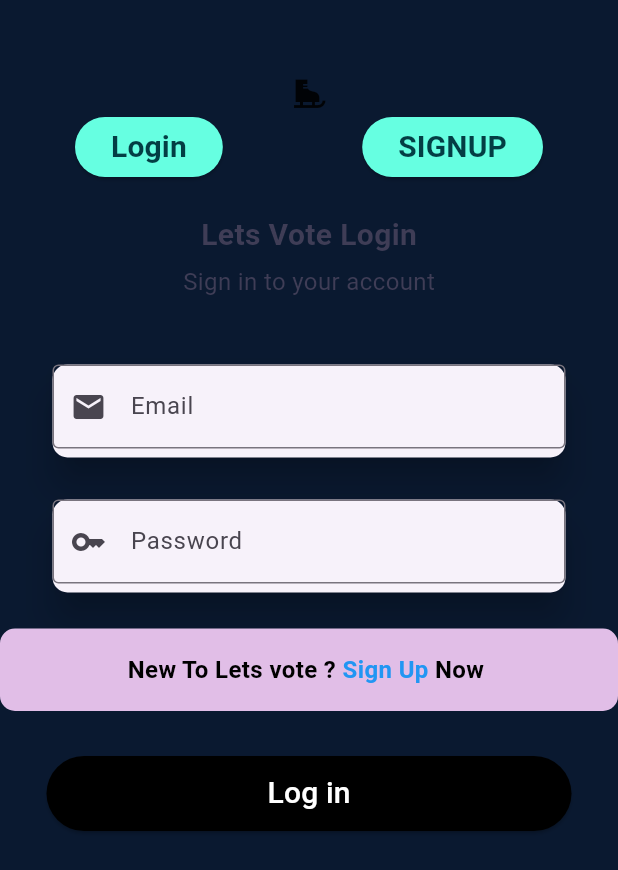
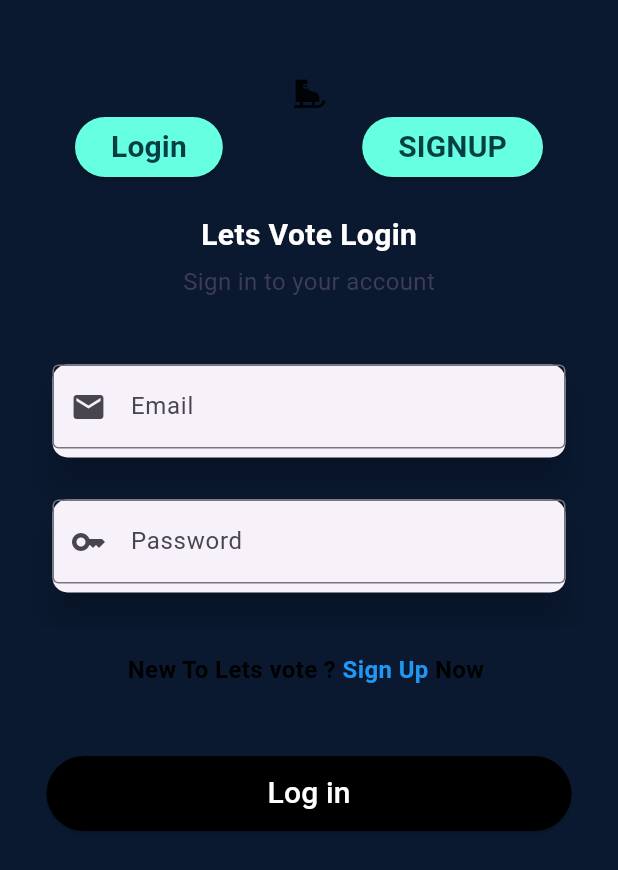
Before and after one commit to NaVindu0315/Let-s_Vote, a Flutter app: the screen it shows after launch, on a phone screen of 412 x 824 dp. Shown: the top 870 px of the screen. Run offline on Flutter 3.47's test engine with Material 3 defaults, Android fonts, the phone set to English and light mode, and no system bars; our stand-ins replace camera, cloud_firestore, firebase_auth, firebase_core, firebase_storage, image_picker and 1 more; accounts and stored records are empty.

Commit message:
chgned colors

```diff
--- a/lib/pages/login.dart
+++ b/lib/pages/login.dart
@@ -107,7 +107,7 @@ class _lginState extends State<lgin> {
                       style: TextStyle(
                         fontSize: 20,
                         fontWeight: FontWeight.bold,
-                        color: Color(0xFF3F3D56),
+                        color: Colors.white,
                       ),
                     ),
                   ),
@@ -176,7 +176,7 @@ class _lginState extends State<lgin> {
                     padding:
                         EdgeInsets.symmetric(vertical: 16.0, horizontal: 32.0),
                     decoration: BoxDecoration(
-                      color: Colors.purple.shade100,
+                      color: AppColors.backgroundcolor,
                       borderRadius: BorderRadius.circular(10.0),
                     ),
                     child: Row(
```
